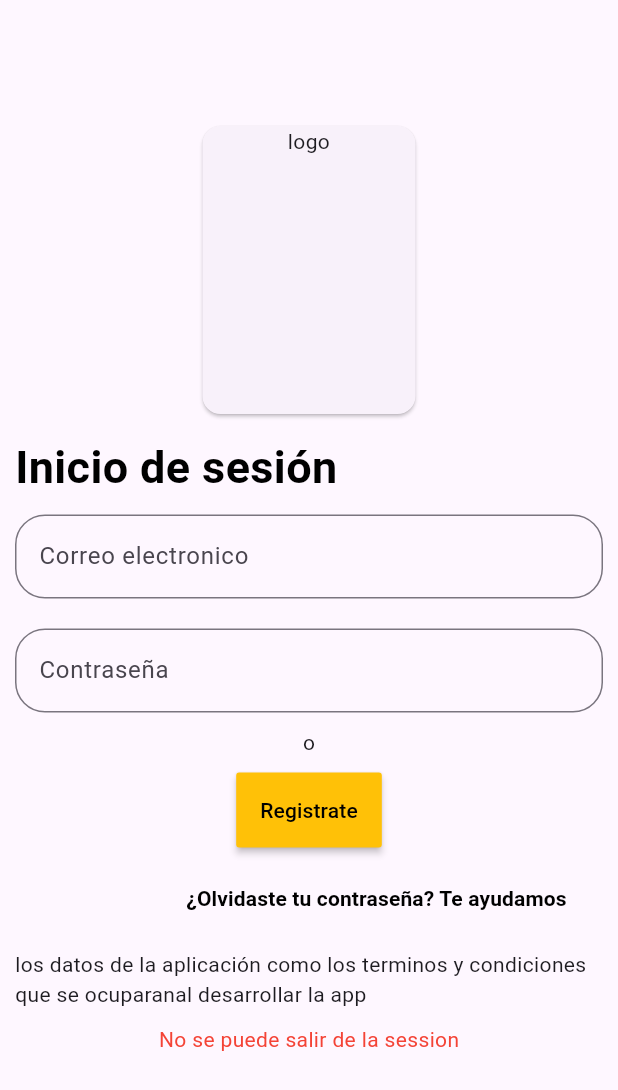
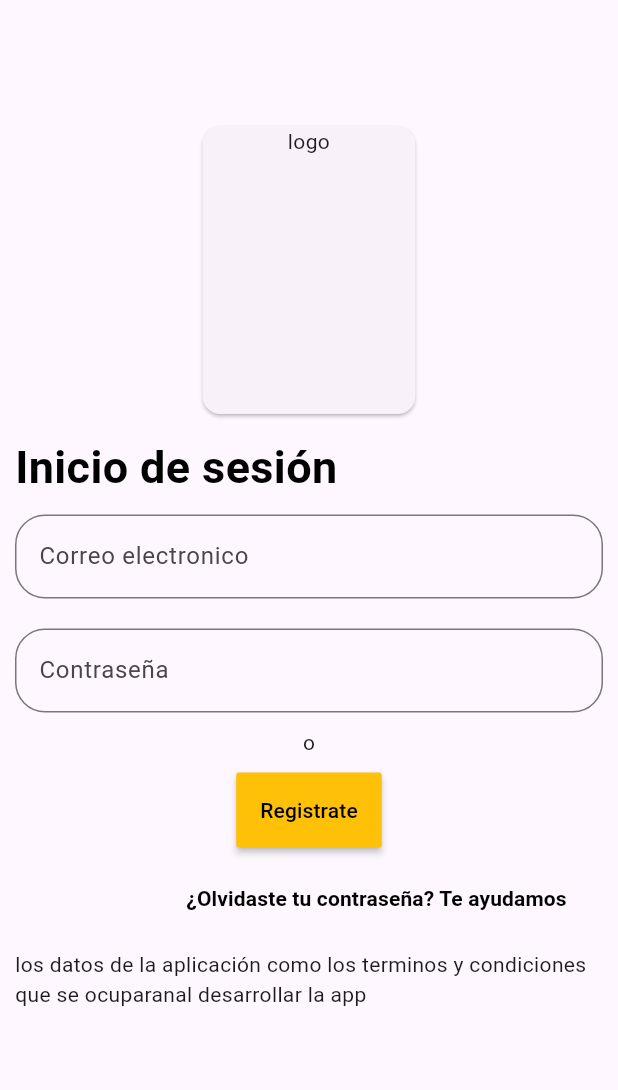
Before and after one commit to lucianoFajardo/Res-Pet_tesis, a Flutter app: the screen it shows after launch, on a phone screen of 412 x 824 dp. Shown: the top 1090 px of the screen. Run offline on Flutter 3.47's test engine with Material 2 defaults, Android fonts, the phone set to English and light mode, and no system bars; our stand-ins replace bloc, equatable, flutter_bloc, flutter_dotenv, supabase and 1 more; missing offline and left inert: dart:ffi; accounts and stored records are empty.

Commit message:
actualizado bloc/cubit funcionando login y salida de session 16-09-23 2:53am

```diff
--- a/lib/src/bloc/login/login_state.dart
+++ b/lib/src/bloc/login/login_state.dart
@@ -24,10 +24,22 @@ class LoginSetInitState extends LoginState {
 }
 
 class LoginSuccesFull extends LoginState {
-  final String teseccesfull;
-  LoginSuccesFull(this.teseccesfull,);
-    @override
-  List<Object> get props => [teseccesfull];
+  @override
+  // TODO: implement props
+  List<Object?> get props => throw UnimplementedError();
+}
+
+class LoginLoading extends LoginState {
+  @override
+  // TODO: implement props
+  List<Object?> get props => throw UnimplementedError();
+}
+
+class LoginExitSuccesfull extends LoginState {
+  @override
+  // TODO: implement props
+  List<Object?> get props => throw UnimplementedError();
+
 }
 
 class ErrorLogin extends LoginState {
@@ -36,3 +48,12 @@ class ErrorLogin extends LoginState {
   @override
   List<Object> get props => [errorView];
 }
+
+class ErrorExitUser extends LoginState {
+  final String exitUser;
+  ErrorExitUser(this.exitUser);
+  @override
+  // TODO: implement props
+  List<Object?> get props => [exitUser];
+
+}
--- a/lib/src/views/login/login_view.dart
+++ b/lib/src/views/login/login_view.dart
@@ -1,60 +1,38 @@
 // ignore_for_file: prefer_const_constructors, no_leading_underscores_for_local_identifiers, unused_local_variable, unused_element, use_build_context_synchronously
 import 'package:flutter/material.dart';
 import 'package:flutter_bloc/flutter_bloc.dart';
-import 'package:respet_app/main.dart';
 import 'package:respet_app/src/bloc/login/login_cubit.dart';
-import 'package:supabase_flutter/supabase_flutter.dart';
 
-class LoginView extends StatefulWidget {
+class LoginView extends StatelessWidget {
   const LoginView({super.key});
 
   @override
-  State<LoginView> createState() => _LoginViewState();
-}
+  Widget build(BuildContext context) {
+    final _loginCubitState = BlocProvider.of<LoginCubit>(context);
 
-class _LoginViewState extends State<LoginView> {
-  User? user;
-  bool _isLogOut = false;
-
-  @override
-  Widget build(BuildContext context) {
     final _inputPass = TextEditingController();
     final _inputUser = TextEditingController();
 
-    Future createUser({
-      required final String name,
-      required final String contra,
-    }) async {
-      try {
-        final res = await client.auth.signUp(email: name, password: contra);
-      } catch (e) {
-        print("error type : -> ${e}");
+    return Scaffold(
+        body: BlocConsumer<LoginCubit, LoginState>(listener: (context, state) {
+      if (state is ErrorLogin) {
+        ScaffoldMessenger.of(context).showSnackBar(
+          SnackBar(
+            content: Text(state.errorView.toString()),
+            duration: Duration(seconds: 3),
+          ),
+        );
       }
+      if (state is LoginSuccesFull) {
+        Navigator.pushReplacementNamed(context, 'home_view');
+        print("LoginSuccesfull : -> user navigater login");
       }
-
-    Future _currentSession() async {
-      setState(() {
-        user = client.auth.currentUser;
-      });
-      client.auth.onAuthStateChange.listen((event) {
-        if (event == AuthChangeEvent.signedIn) {
-          print("user data LoginView: ${user!.email}");
-          setState(() {
-            _isLogOut = true;
-          });
-        }
-      });
-    }
-
-    @override
-    void initState() {
-      _currentSession();
-      super.initState();
-    }
-
-    return Scaffold(
-      body: BlocBuilder<LoginCubit, LoginState>(
-        builder: (context, state) {
+    }, builder: (context, state) {
+      if (state is LoginLoading) {
+        return Center(
+          child: CircularProgressIndicator(),
+        );
+      } else {
         return Stack(
           children: [
             SingleChildScrollView(
@@ -72,7 +50,6 @@ class _LoginViewState extends State<LoginView> {
                           textAlign: TextAlign.center,
                         )),
                       )),
-                    // Text(dotenv.get('SUPABASE_URL' , fallback: "not found url"))
                   SizedBox(
                     width: double
                         .maxFinite, //! tener en cuenta esto para las posibles actualizaciones de pantalla que se tengan.
@@ -138,19 +115,6 @@ class _LoginViewState extends State<LoginView> {
                                   ),
                                 )),
 
-                        Esta funcion es de ingresar a su session
-                        try {
-                              final obj = await ingresar(
-                                      name: _inputUser.text,
-                                      pass: _inputPass.text)
-                                  .then((value) {
-                                Navigator.of(context)
-                                    .pushReplacementNamed('home_view');
-                              });
-                            } catch (e) {
-                              print("error because : ");
-                            }
-
                                 */
 
                   //TODO: habilitar el boton para agregar un usuario
@@ -164,11 +128,10 @@ class _LoginViewState extends State<LoginView> {
                       child: MaterialButton(
                         height: 50,
                         color: Colors.amber,
-                          onPressed: () async {
-                            await context.read<LoginCubit>().SingInUser(
+                        onPressed: () {
+                          _loginCubitState.SingInUser(
                               userName: _inputUser.text,
-                                passUser: _inputPass.text,
-                                contextClass: this.context);
+                              passUser: _inputPass.text);
                         },
                         child: const Text(
                           'Registrate',
@@ -199,21 +162,12 @@ class _LoginViewState extends State<LoginView> {
                     child: Text(
                         "los datos de la aplicación como los terminos y condiciones que se ocuparanal desarrollar la app"),
                   ),
-
-                    _isLogOut
-                        ? Text("Salir de la session",
-                            style: TextStyle(color: Colors.green))
-                        : Text(
-                            "No se puede salir de la session",
-                            style: TextStyle(color: Colors.red),
-                          ),
                 ],
               ),
             ),
           ],
         );
-        },
-      ),
-    );
+      }
+    }));
   }
 }
```
Also changed, not shown: lib/src/bloc/block.txt (+30 -0 lines), lib/src/bloc/login/login_cubit.dart (+30 -9 lines), lib/src/views/home/home_view.dart (+27 -11 lines). Lines whose indentation alone changed are shown as unchanged.
